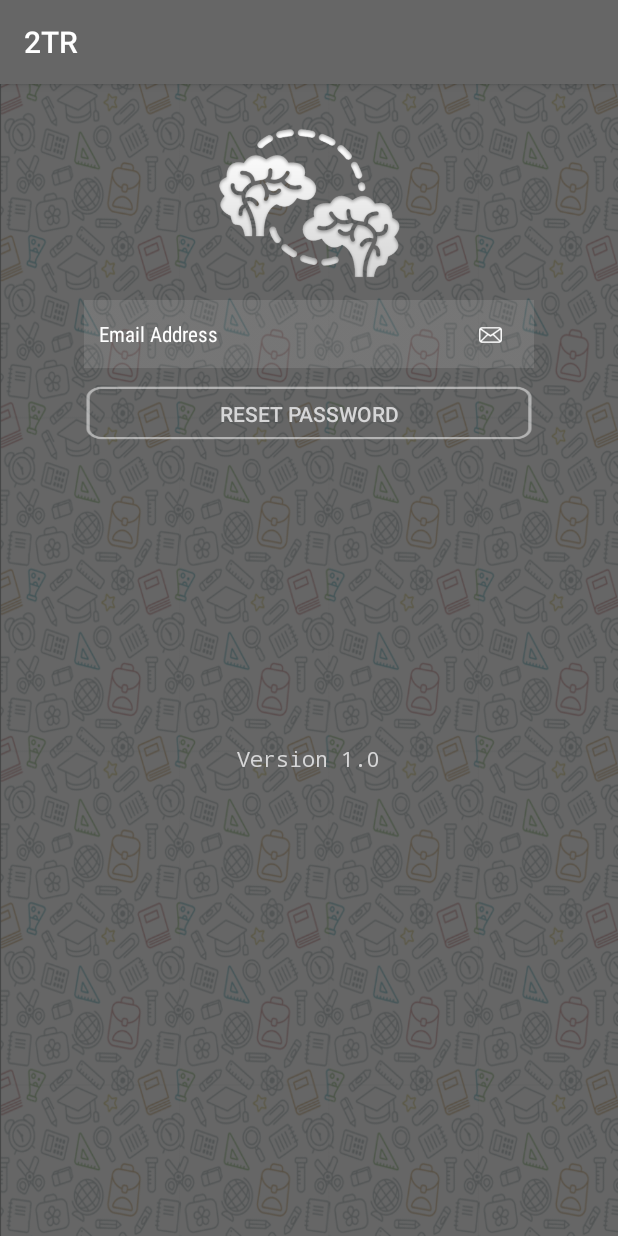
After one commit to alqulaysh/Two2erDroid, an Android app: the ForgotPasswordActivity screen opened directly, with no data from a screen before it, on a phone screen of 412 x 824 dp. The commit adds this screen. Run offline under Robolectric (Android 15) with nearby library versions, the phone set to English and light mode, and no system bars; libraries missing offline, so code that uses them is left out: com.stormpath.sdk.

Commit message:
Added password reset functionality

```diff
--- a/app/src/main/AndroidManifest.xml
+++ b/app/src/main/AndroidManifest.xml
@@ -44,7 +44,8 @@
             android:name=".SideMenuActivity"
             android:label=""
             android:theme="@style/AppTheme.NoActionBar" />
-        <activity android:name=".ChangePasswordActivity"></activity>
+        <activity android:name=".ChangePasswordActivity" />
+        <activity android:name=".ForgotPasswordActivity"></activity>
     </application>
 
 </manifest>
--- a/app/src/main/java/com/se491/app/two2er/ChangePasswordActivity.java
+++ b/app/src/main/java/com/se491/app/two2er/ChangePasswordActivity.java
@@ -8,12 +8,8 @@ import android.util.Log;
 import android.view.View;
 import android.widget.Button;
 import android.widget.EditText;
-import android.widget.Toast;
 
 import com.stormpath.sdk.Stormpath;
-import com.stormpath.sdk.StormpathCallback;
-import com.stormpath.sdk.models.Account;
-import com.stormpath.sdk.models.StormpathError;
 import com.stormpath.sdk.utils.StringUtils;
 
 import java.io.IOException;
--- /dev/null
+++ b/app/src/main/java/com/se491/app/two2er/ForgotPasswordActivity.java
@@ -0,0 +1,45 @@
+package com.se491.app.two2er;
+
+import android.support.v7.app.AppCompatActivity;
+import android.os.Bundle;
+import android.view.View;
+import android.widget.Button;
+import android.widget.EditText;
+import android.widget.Toast;
+
+import com.stormpath.sdk.Stormpath;
+import com.stormpath.sdk.StormpathCallback;
+import com.stormpath.sdk.models.StormpathError;
+
+public class ForgotPasswordActivity extends AppCompatActivity implements View.OnClickListener {
+    private Button forgotPassword;
+    private EditText emailInput;
+
+    @Override
+    protected void onCreate(Bundle savedInstanceState) {
+        super.onCreate(savedInstanceState);
+        setContentView(R.layout.activity_forgot_password);
+
+        forgotPassword = (Button)findViewById(R.id.btnForgotPassword);
+        emailInput = (EditText) findViewById(R.id.forgot_password_email);
+
+        forgotPassword.setOnClickListener(this);
+    }
+
+    @Override
+    public void onClick(View v) {
+        String email = emailInput.getText().toString();
+
+        Stormpath.resetPassword(email, new StormpathCallback<Void>() {
+            @Override
+            public void onSuccess(Void aVoid) {
+                Toast.makeText(ForgotPasswordActivity.this, "A reset email will be sent", Toast.LENGTH_LONG).show();
+            }
+
+            @Override
+            public void onFailure(StormpathError error) {
+                Toast.makeText(ForgotPasswordActivity.this, error.message(), Toast.LENGTH_LONG).show();
+            }
+        });
+    }
+}
--- a/app/src/main/java/com/se491/app/two2er/LoginActivity.java
+++ b/app/src/main/java/com/se491/app/two2er/LoginActivity.java
@@ -39,6 +39,16 @@ public class LoginActivity extends AppCompatActivity implements View.OnClickList
                 startActivity(new Intent(LoginActivity.this, RegisterActivity.class));
             }
         });
+
+        TextView forgotPasswordScreen = (TextView) findViewById(R.id.forgot_pw_link);
+
+        // Listening to forgot password link
+        forgotPasswordScreen.setOnClickListener(new View.OnClickListener() {
+
+            public void onClick(View v) {
+                startActivity(new Intent(LoginActivity.this, ForgotPasswordActivity.class));
+            }
+        });
     }
 
     public void handleLogin(View v){
--- /dev/null
+++ b/app/src/main/res/layout/activity_forgot_password.xml
@@ -0,0 +1,66 @@
+<?xml version="1.0" encoding="utf-8"?>
+<LinearLayout
+    xmlns:android="http://schemas.android.com/apk/res/android"
+    xmlns:app="http://schemas.android.com/apk/res-auto"
+    xmlns:tools="http://schemas.android.com/tools"
+    android:layout_width="fill_parent"
+    android:layout_height="fill_parent"
+    android:fillViewport="true"
+    android:orientation="vertical"
+    android:weightSum="1"
+    android:background="@drawable/newbackground">
+
+    <RelativeLayout
+        android:layout_width="match_parent"
+        android:layout_height="513dp">
+
+        <ImageView
+            android:layout_width="128dp"
+            android:layout_height="128dp"
+            app:srcCompat="@drawable/logo"
+            android:id="@+id/forgot_password_logo"
+            android:layout_alignParentTop="true"
+            android:layout_centerHorizontal="true"
+            android:layout_marginTop="16dp" />
+
+        <Button android:id="@+id/btnForgotPassword"
+            android:layout_width="300dp"
+            android:onClick="handleForgotPassword"
+            android:text="Reset Password"
+            android:textAlignment="center"
+            android:background="@drawable/loginbutton"
+            android:layout_height="38dp"
+            android:textColor="@color/cast_expanded_controller_text_color"
+            android:layout_below="@+id/forgot_password_email"
+            android:layout_centerHorizontal="true"
+            android:layout_marginBottom="15dp" />
+
+        <EditText android:id="@+id/forgot_password_email"
+            android:layout_width="300dp"
+            android:layout_height="45dp"
+            android:singleLine="false"
+            android:hint="Email Address"
+            android:textSize="14dp"
+            android:fontFamily="sans-serif-condensed"
+            android:textColorHint="#fff"
+            android:background="@drawable/emaaaaail"
+            android:selectAllOnFocus="false"
+            android:layout_marginBottom="11dp"
+            android:layout_below="@+id/forgot_password_logo"
+            android:layout_centerHorizontal="true"
+            android:paddingLeft="10dp" />
+
+        <TextView
+            android:text="@string/curr_version"
+            android:layout_width="wrap_content"
+            android:layout_height="wrap_content"
+            android:id="@+id/current_version"
+            android:layout_marginBottom="54dp"
+            android:layout_alignParentBottom="true"
+            android:layout_centerHorizontal="true"
+            android:textColor="@color/cast_expanded_controller_text_color"
+            android:fontFamily="monospace" />
+
+    </RelativeLayout>
+
+</LinearLayout>
```
